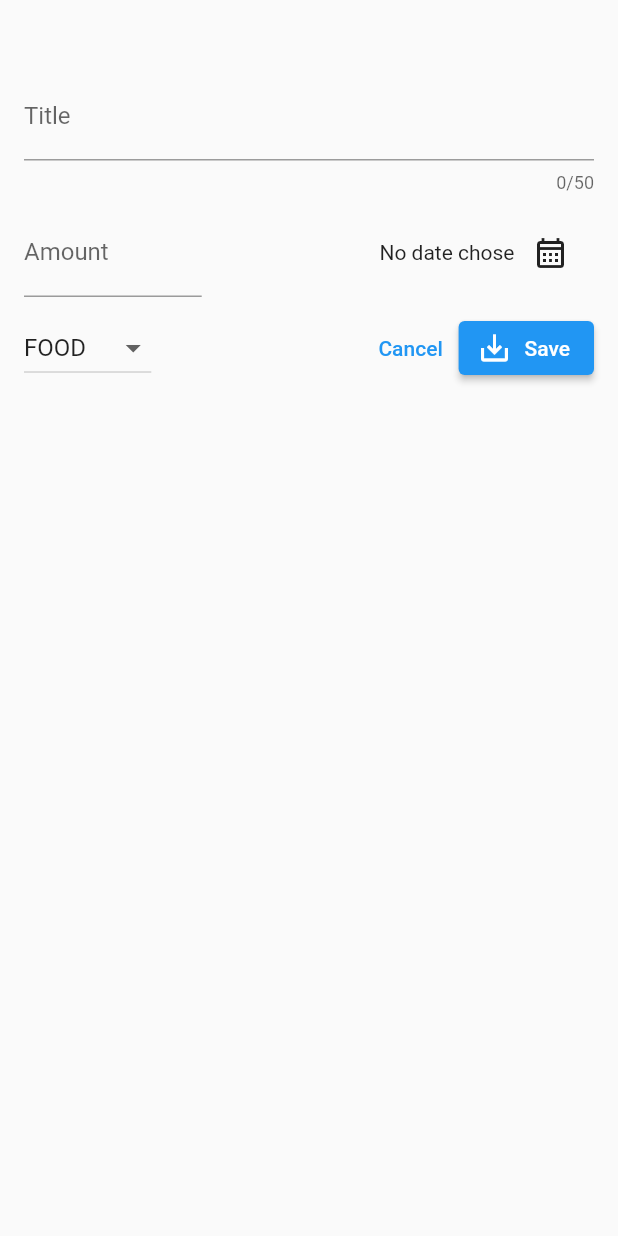
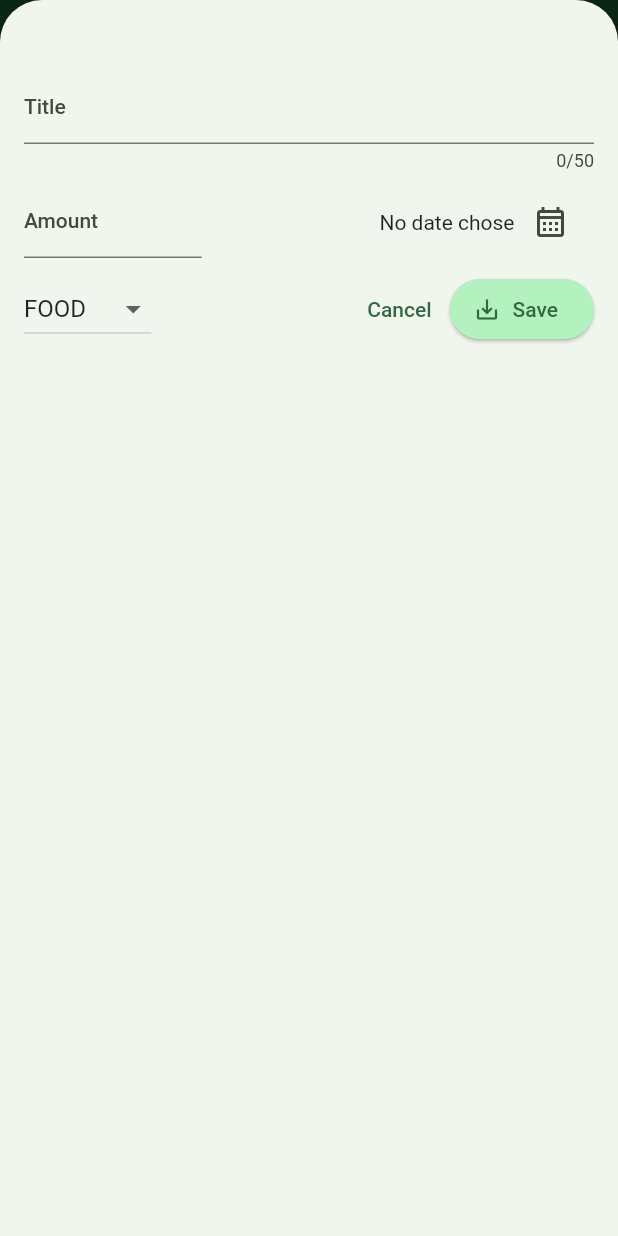
Before and after one commit to NhatPhamTan/EXPENSE_TRACKER, a Flutter app: the screen it shows after launch, after a tap on the "add" icon, on a phone screen of 412 x 824 dp. Run offline on Flutter 3.47's test engine with Material 2 defaults, Android fonts, the phone set to English and light mode, and no system bars.

Commit message:
Add theme and chart for application.

```diff
--- a/lib/main.dart
+++ b/lib/main.dart
@@ -2,10 +2,68 @@ import 'package:flutter/material.dart';
 
 import 'package:expense_tracker/widget/expenses.dart';
 
+var kColorScheme = ColorScheme.fromSeed(
+  seedColor: const Color.fromARGB(255, 125, 202, 145),
+);
+
+var kDarkColorScheme = ColorScheme.fromSeed(
+  brightness: Brightness.dark,
+  seedColor: const Color.fromARGB(197, 0, 4, 8),
+);
+
 void main() {
   runApp(
-    const MaterialApp(
-      home: Expenses(),
+    MaterialApp(
+      darkTheme: ThemeData.dark().copyWith(
+        useMaterial3: true,
+        colorScheme: kDarkColorScheme,
+        appBarTheme: const AppBarTheme().copyWith(
+          backgroundColor: kDarkColorScheme.onPrimaryContainer,
+          foregroundColor: kDarkColorScheme.primaryContainer,
+        ),
+        cardTheme: const CardTheme().copyWith(
+          color: kDarkColorScheme.secondaryContainer,
+          margin: const EdgeInsets.symmetric(
+            horizontal: 16,
+            vertical: 8,
+          ),
+        ),
+        elevatedButtonTheme: ElevatedButtonThemeData(
+          style: ElevatedButton.styleFrom(
+            backgroundColor: kDarkColorScheme.primaryContainer,
+            foregroundColor: kDarkColorScheme.onPrimaryContainer,
+          ),
+        ),
+      ),
+      theme: ThemeData().copyWith(
+        useMaterial3: true,
+        colorScheme: kColorScheme,
+        appBarTheme: const AppBarTheme().copyWith(
+          backgroundColor: kColorScheme.onPrimaryContainer,
+          foregroundColor: kColorScheme.primaryContainer,
+        ),
+        cardTheme: const CardTheme().copyWith(
+          color: kColorScheme.secondaryContainer,
+          margin: const EdgeInsets.symmetric(
+            horizontal: 16,
+            vertical: 8,
+          ),
+        ),
+        elevatedButtonTheme: ElevatedButtonThemeData(
+          style: ElevatedButton.styleFrom(
+            backgroundColor: kColorScheme.primaryContainer,
+          ),
+        ),
+        textTheme: ThemeData().textTheme.copyWith(
+          titleLarge: TextStyle(
+            fontWeight: FontWeight.normal,
+            color: kColorScheme.secondary,
+            fontSize: 16,
+          ),
+        ),
+
+      ),
+      home: const Expenses(),
     ),
   );
 }
--- a/lib/models/expense.dart
+++ b/lib/models/expense.dart
@@ -35,3 +35,23 @@ class Expense {
     return formated.format(date);
   }
 }
+
+class ExpenseBucket {
+  ExpenseBucket({required this.category, required this.expenses,});
+
+  ExpenseBucket.forCategory(List<Expense> allExpenses, this.category)
+  : expenses = allExpenses.where((expense) => expense.category == category).toList();
+
+  final Category category;
+  final List<Expense> expenses;
+
+  double get totalExpenses {
+    double sum = 0;
+
+    for (final expense in expenses)
+    {
+      sum += expense.amount;
+    }
+    return sum;
+  }
+}
--- /dev/null
+++ b/lib/widget/chart/chart.dart
@@ -0,0 +1,82 @@
+import 'package:flutter/material.dart';
+
+import 'package:expense_tracker/widget/chart/chart_bar.dart';
+import 'package:expense_tracker/models/expense.dart';
+
+class Chart extends StatelessWidget {
+  const Chart({super.key, required this.expenses});
+
+  final List<Expense> expenses;
+
+  List<ExpenseBucket> get buckets {
+    return [
+      ExpenseBucket.forCategory(expenses, Category.food),
+      ExpenseBucket.forCategory(expenses, Category.leisure),
+      ExpenseBucket.forCategory(expenses, Category.travel),
+      ExpenseBucket.forCategory(expenses, Category.work),
+    ];
+  }
+
+  double get maxTotalExpenses {
+    double maxTotalExpense = 0;
+    for(final bucket in buckets) {
+      if (bucket.totalExpenses > maxTotalExpense) {
+        maxTotalExpense = bucket.totalExpenses;
+      }
+    }
+    return maxTotalExpense;
+  }
+
+  @override
+  Widget build(BuildContext context) {
+    final isDarkMode = MediaQuery.of(context).platformBrightness == Brightness.dark;
+
+    return Container(
+      margin: const EdgeInsets.all(16),
+      padding: const EdgeInsets.symmetric(
+        vertical: 16,
+        horizontal: 8,
+      ),
+      width: double.infinity,
+      height: 180,
+      decoration: BoxDecoration(
+        borderRadius: BorderRadius.circular(8),
+        gradient: LinearGradient(
+          colors: [
+            Theme.of(context).colorScheme.primary.withOpacity(0.3),
+            Theme.of(context).colorScheme.primary.withOpacity(0),
+          ],
+          begin: Alignment.topCenter,
+          end: Alignment.bottomCenter,
+        ),
+      ),
+      child: Column(
+        children: [
+          Expanded(
+            child: Row(
+              crossAxisAlignment: CrossAxisAlignment.end,
+              children: [
+                for(final bucket in buckets)
+                  ChartBar(
+                    fill: bucket.totalExpenses == 0 ? 0 : (bucket.totalExpenses / maxTotalExpenses),
+                  ),
+              ],
+            ),
+          ),
+          const SizedBox(height: 12,),
+          Row(
+            children: buckets.map((bucket) => Expanded(
+              child: Padding(
+                padding: const EdgeInsets.symmetric(horizontal: 4),
+                child: Icon(
+                  categoryIcon[bucket.category],
+                  color: isDarkMode ? Theme.of(context).colorScheme.secondary : Theme.of(context).colorScheme.primary.withOpacity(0.75),
+                ),
+              ),
+            )).toList(),
+          ),
+        ],
+      ),
+    );
+  }
+}
--- /dev/null
+++ b/lib/widget/chart/chart_bar.dart
@@ -0,0 +1,25 @@
+import 'package:flutter/material.dart';
+
+class ChartBar extends StatelessWidget {
+  const ChartBar({super.key, required this.fill});
+
+  final double fill;
+
+  @override
+  Widget build(BuildContext context) {
+    final isDarkMode = MediaQuery.of(context).platformBrightness == Brightness.dark;
+    return Expanded(
+      child: FractionallySizedBox(
+        heightFactor: fill,
+        child: DecoratedBox(
+          decoration: BoxDecoration(
+            shape: BoxShape.rectangle,
+            borderRadius: const BorderRadius.vertical(top: Radius.circular(8)),
+            color: isDarkMode ? Theme.of(context).colorScheme.secondary : Theme.of(context).colorScheme.primary.withOpacity(0.75),
+          ),
+        ),
+      ),
+    );
+  }
+
+}
--- a/lib/widget/expense_list/expense_item.dart
+++ b/lib/widget/expense_list/expense_item.dart
@@ -14,8 +14,12 @@ class ExpenseItem extends StatelessWidget {
           vertical: 16,
         ),
         child: Column(
+          crossAxisAlignment: CrossAxisAlignment.start,
           children: [
-            Text(expense.title),
+            Text(
+              expense.title,
+              style: Theme.of(context).textTheme.titleLarge,
+            ),
             const SizedBox(height: 8,),
             Row(
               children: [
--- a/lib/widget/expense_list/expense_list.dart
+++ b/lib/widget/expense_list/expense_list.dart
@@ -16,6 +16,12 @@ class ExpenseList extends StatelessWidget {
       itemCount: expenses.length,
       itemBuilder: (context, index) => Dismissible(
         key: ValueKey(expenses[index]),
+        background: Container(
+          color: Theme.of(context).colorScheme.error,
+          margin: EdgeInsets.symmetric(
+            horizontal: Theme.of(context).cardTheme.margin!.horizontal
+          ),
+        ),
         onDismissed: (direction) {
           onRemoveExpense(expenses[index]);
         },
--- a/lib/widget/expenses.dart
+++ b/lib/widget/expenses.dart
@@ -1,4 +1,5 @@
 import 'package:expense_tracker/widget/add_new_expense.dart';
+import 'package:expense_tracker/widget/chart/chart.dart';
 import 'package:flutter/material.dart';
 
 import 'package:expense_tracker/widget/expense_list/expense_list.dart';
@@ -95,7 +96,7 @@ class _ExpensesState extends State<Expenses> {
       body: Column(
         children: [
           const SizedBox(height: 15,),
-          const Text('The chart!'),
+          Chart(expenses: _registeredExpenses),
           Expanded(child: mainContent),
         ],
       ),
```
